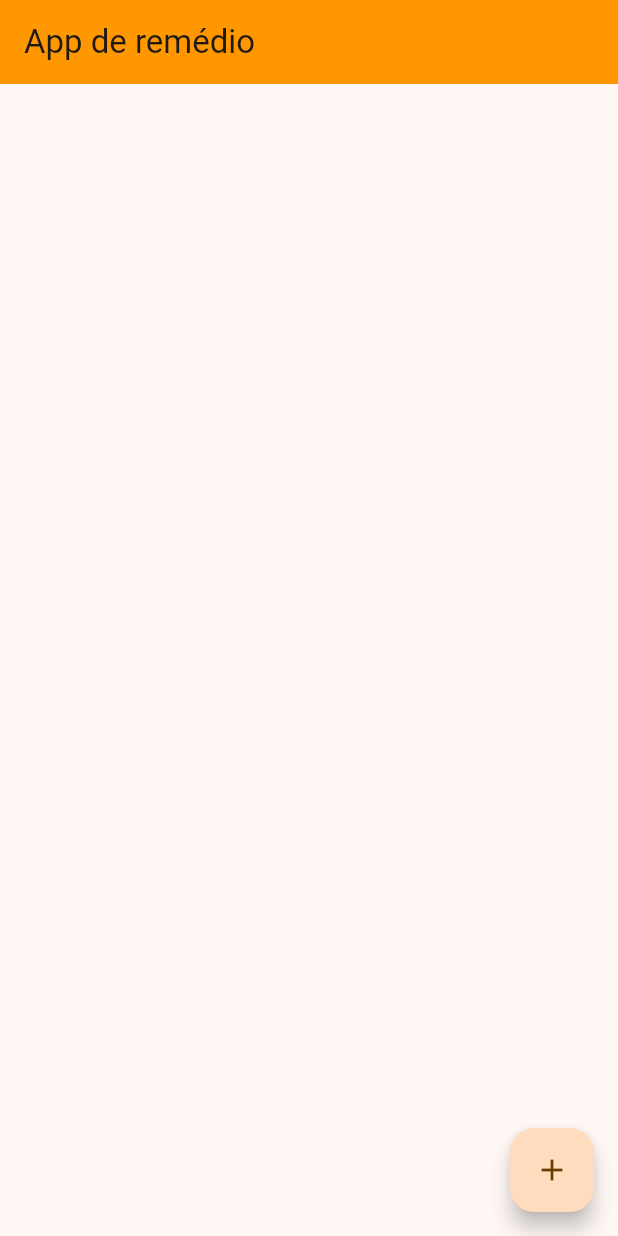
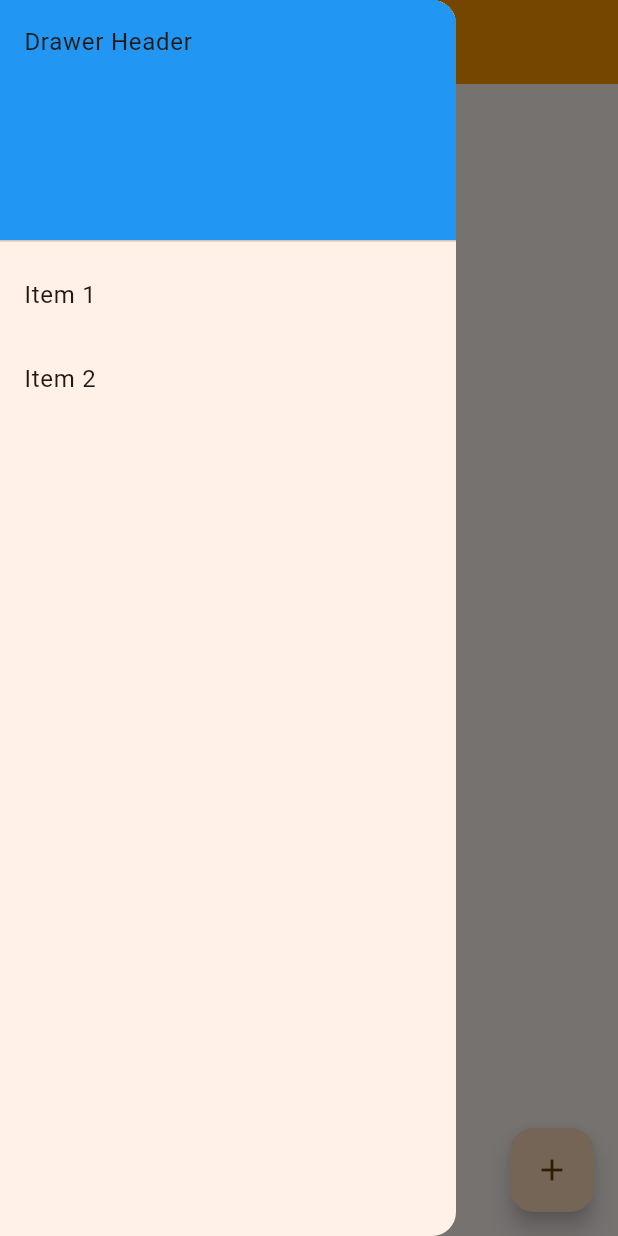
Before and after one commit to Bonfs/puc_medicine_app, a Flutter app: the screen it shows after launch, with the side drawer open (before the commit the screen has no drawer), on a phone screen of 412 x 824 dp. Run offline on Flutter 3.47's test engine with Material 3 defaults, Android fonts, the light colour scheme and no system bars.

Commit message:
add drawer

```diff
--- a/lib/main.dart
+++ b/lib/main.dart
@@ -5,12 +5,10 @@ import 'package:lembrete_remedio/ui/core/app_view_model.dart';
 import 'package:lembrete_remedio/ui/screens/home_screen/home_screen.dart';
 import 'package:provider/provider.dart';
 
-void main() => runApp(
-  ChangeNotifierProvider(
+void main() => runApp(ChangeNotifierProvider(
       create: (context) => AppViewModel(),
       child: const MyApp(),
-  )
-);
+    ));
 
 class MyApp extends StatelessWidget {
   const MyApp({super.key});
@@ -29,16 +27,47 @@ class MyApp extends StatelessWidget {
           backgroundColor: Colors.orange,
           title: const Text('App de remédio'),
         ),
+        drawer: Drawer(
+          // Add a ListView to the drawer. This ensures the user can scroll
+          // through the options in the drawer if there isn't enough vertical
+          // space to fit everything.
+          child: ListView(
+            // Important: Remove any padding from the ListView.
+            padding: EdgeInsets.zero,
+            children: [
+              const DrawerHeader(
+                decoration: BoxDecoration(
+                  color: Colors.blue,
+                ),
+                child: Text('Drawer Header'),
+              ),
+              ListTile(
+                title: const Text('Item 1'),
+                onTap: () {
+                  // Update the state of the app.
+                  // ...
+                },
+              ),
+              ListTile(
+                title: const Text('Item 2'),
+                onTap: () {
+                  // Update the state of the app.
+                  // ...
+                },
+              ),
+            ],
+          ),
+        ),
         body: const HomeScreen(),
-        floatingActionButton: Consumer<AppViewModel>(
-          builder: (context, state, child) {
+        floatingActionButton:
+            Consumer<AppViewModel>(builder: (context, state, child) {
           return FloatingActionButton(
-              onPressed: () => state.startIntent(SaveMedicineIntent(Medicine(name: 'tylenol'))),
+            onPressed: () => state
+                .startIntent(SaveMedicineIntent(Medicine(name: 'tylenol'))),
             tooltip: 'adicionar novo remédio',
             child: const Icon(Icons.add),
           );
-          }
-        ),
+        }),
       ),
     );
   }
```
Lines whose indentation alone changed are shown as unchanged.
